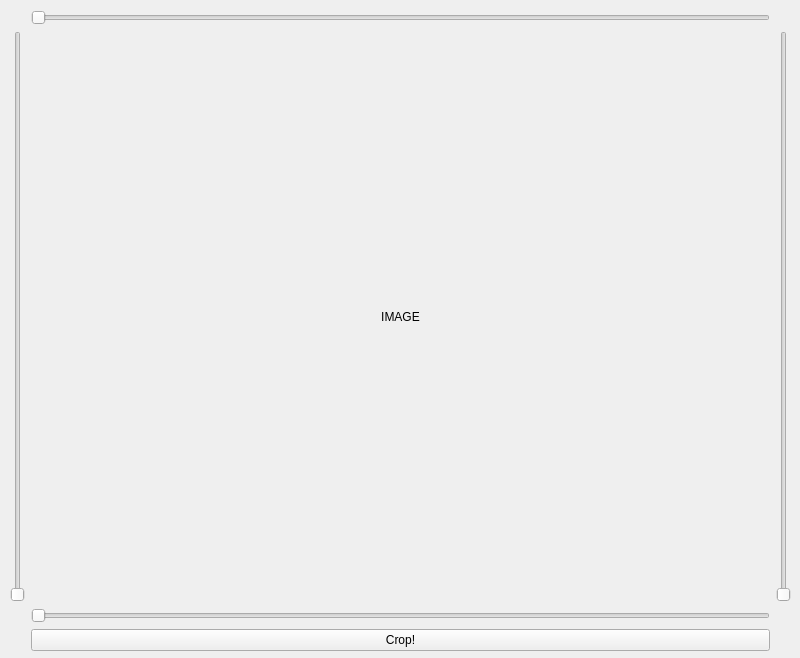
Above: ui/crop.ui from JustLian/imgtools before the change. Below: the same form after it.
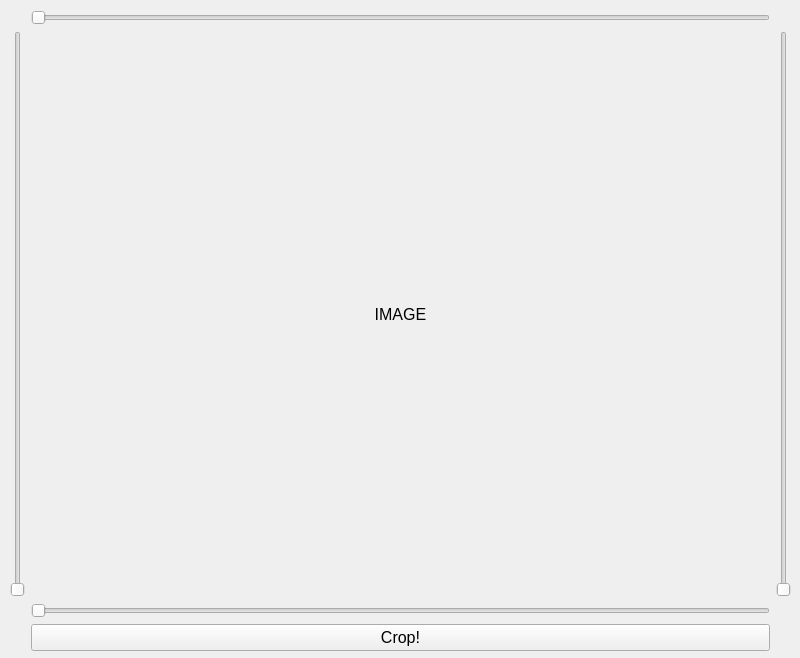
That is the form after the change.

Commit message: requirements and polishing  - added requirements.txt  - removed useless reports  - fixed font size in crop.ui

Diff of the .ui file:
```diff
--- a/ui/crop.ui
+++ b/ui/crop.ui
@@ -60,6 +60,13 @@
          <verstretch>0</verstretch>
         </sizepolicy>
        </property>
+       <property name="font">
+        <font>
+         <pointsize>12</pointsize>
+         <weight>50</weight>
+         <bold>false</bold>
+        </font>
+       </property>
        <property name="text">
         <string>IMAGE</string>
        </property>
@@ -72,6 +79,11 @@
       <layout class="QHBoxLayout" name="horizontalLayout_2">
        <item>
         <widget class="QPushButton" name="crop_btn">
+         <property name="font">
+          <font>
+           <pointsize>12</pointsize>
+          </font>
+         </property>
          <property name="text">
           <string>Crop!</string>
          </property>
```
The commit also changes 3 other files.
